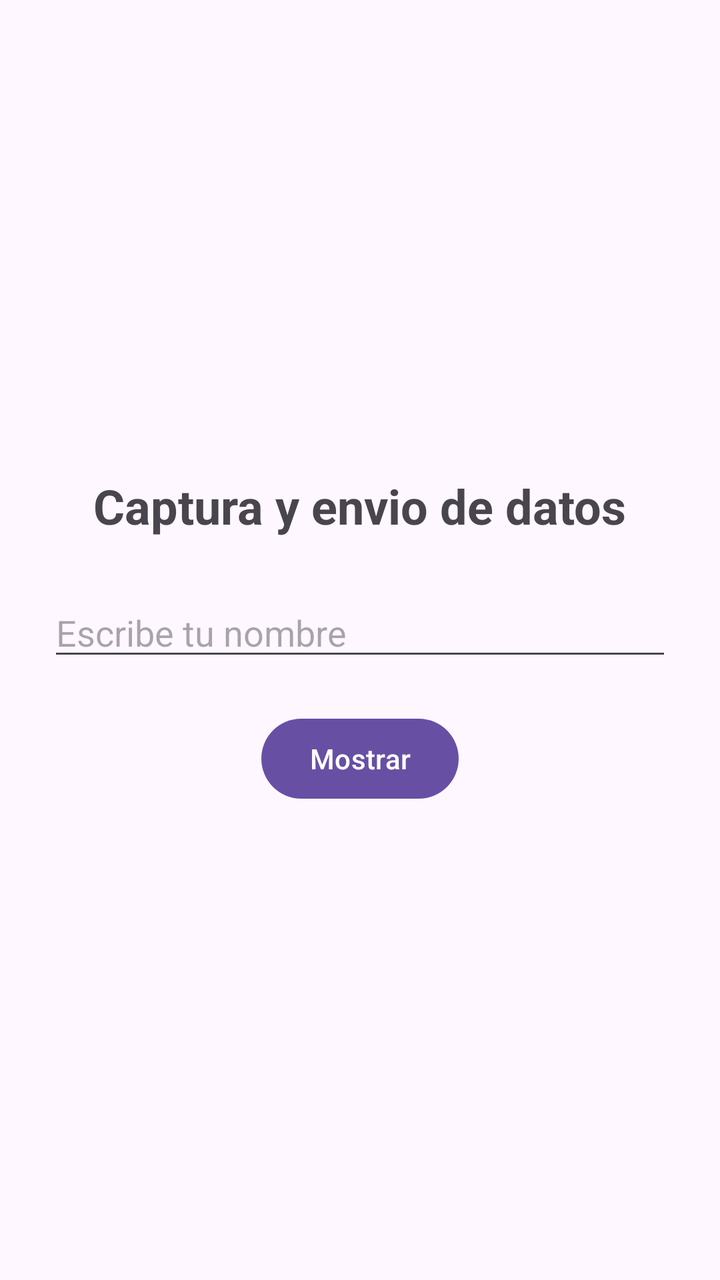
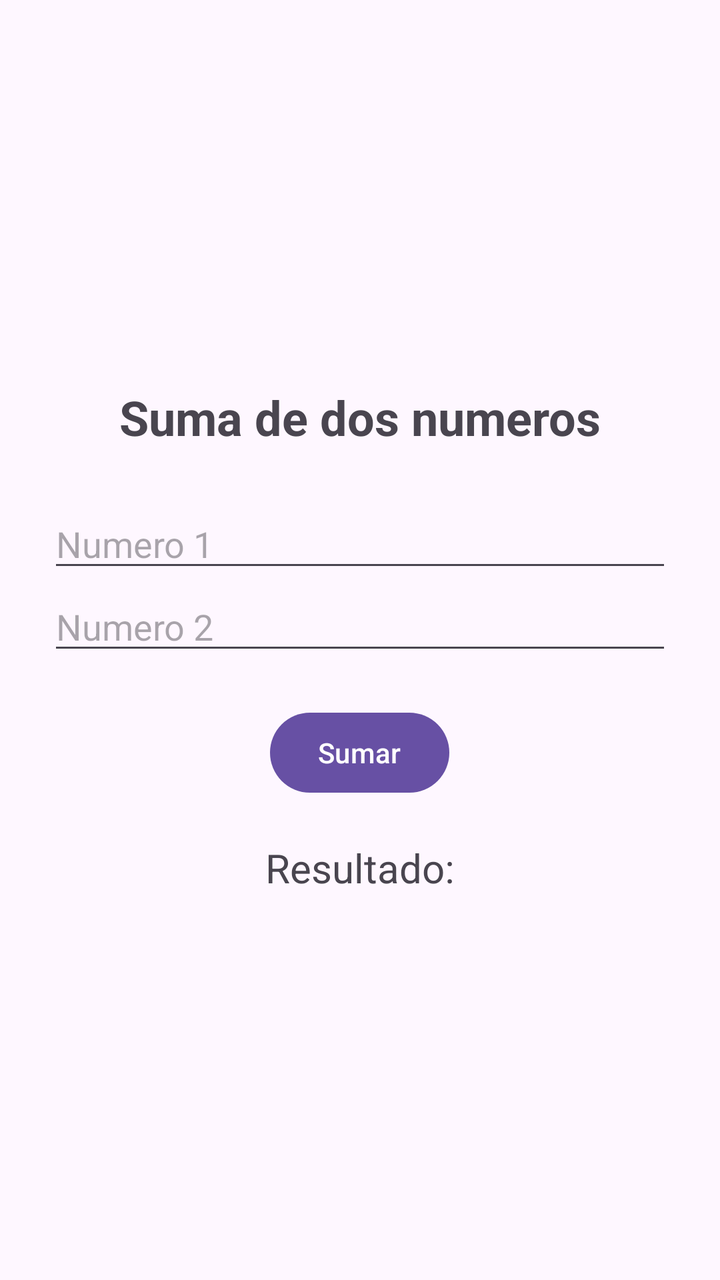

An Android layout rendered at two revisions. The XML below is the earlier revision; the diff shows what the commit changed to produce the second picture.
<!-- AndroidManifest.xml: application theme Theme.HolaMundo -->
<!-- res/layout/activity_main.xml -->
<?xml version="1.0" encoding="utf-8"?>
<LinearLayout
    xmlns:android="http://schemas.android.com/apk/res/android"
    android:id="@+id/main"
    android:layout_width="match_parent"
    android:layout_height="match_parent"
    android:orientation="vertical"
    android:gravity="center"
    android:padding="24dp">

    
    <TextView
        android:id="@+id/lblTitulo"
        android:layout_width="wrap_content"
        android:layout_height="wrap_content"
        android:text="Captura y envio de datos"
        android:textSize="24sp"
        android:textStyle="bold"
        android:layout_marginBottom="25dp" />

    
    <EditText
        android:id="@+id/txtNombre"
        android:layout_width="match_parent"
        android:layout_height="wrap_content"
        android:hint="Escribe tu nombre"
        android:inputType="textPersonName" />

    
    <Button
        android:id="@+id/btnMostrar"
        android:layout_width="wrap_content"
        android:layout_height="wrap_content"
        android:text="Mostrar"
        android:layout_marginTop="20dp" />

</LinearLayout>
<!-- resources referenced by this layout -->
<resources>
  <style name="Theme.HolaMundo" parent="Base.Theme.HolaMundo" />
  <style name="Base.Theme.HolaMundo" parent="Theme.Material3.DayNight.NoActionBar">
          
          
      </style>
</resources>

<!-- the commit's change to res/layout/activity_main.xml (unified diff, before → after) -->
@@ -13,25 +13,42 @@
         android:id="@+id/lblTitulo"
         android:layout_width="wrap_content"
         android:layout_height="wrap_content"
-        android:text="Captura y envio de datos"
+        android:text="Suma de dos numeros"
         android:textSize="24sp"
         android:textStyle="bold"
         android:layout_marginBottom="25dp" />
 
     
     <EditText
-        android:id="@+id/txtNombre"
+        android:id="@+id/txtNum1"
         android:layout_width="match_parent"
         android:layout_height="wrap_content"
-        android:hint="Escribe tu nombre"
-        android:inputType="textPersonName" />
+        android:hint="Numero 1"
+        android:inputType="numberDecimal" />
+
+    
+    <EditText
+        android:id="@+id/txtNum2"
+        android:layout_width="match_parent"
+        android:layout_height="wrap_content"
+        android:hint="Numero 2"
+        android:inputType="numberDecimal" />
 
     
     <Button
-        android:id="@+id/btnMostrar"
+        android:id="@+id/btnSumar"
         android:layout_width="wrap_content"
         android:layout_height="wrap_content"
-        android:text="Mostrar"
+        android:text="Sumar"
+        android:layout_marginTop="20dp" />
+
+    
+    <TextView
+        android:id="@+id/lblResultado"
+        android:layout_width="wrap_content"
+        android:layout_height="wrap_content"
+        android:text="Resultado:"
+        android:textSize="20sp"
         android:layout_marginTop="20dp" />
 
 </LinearLayout>
